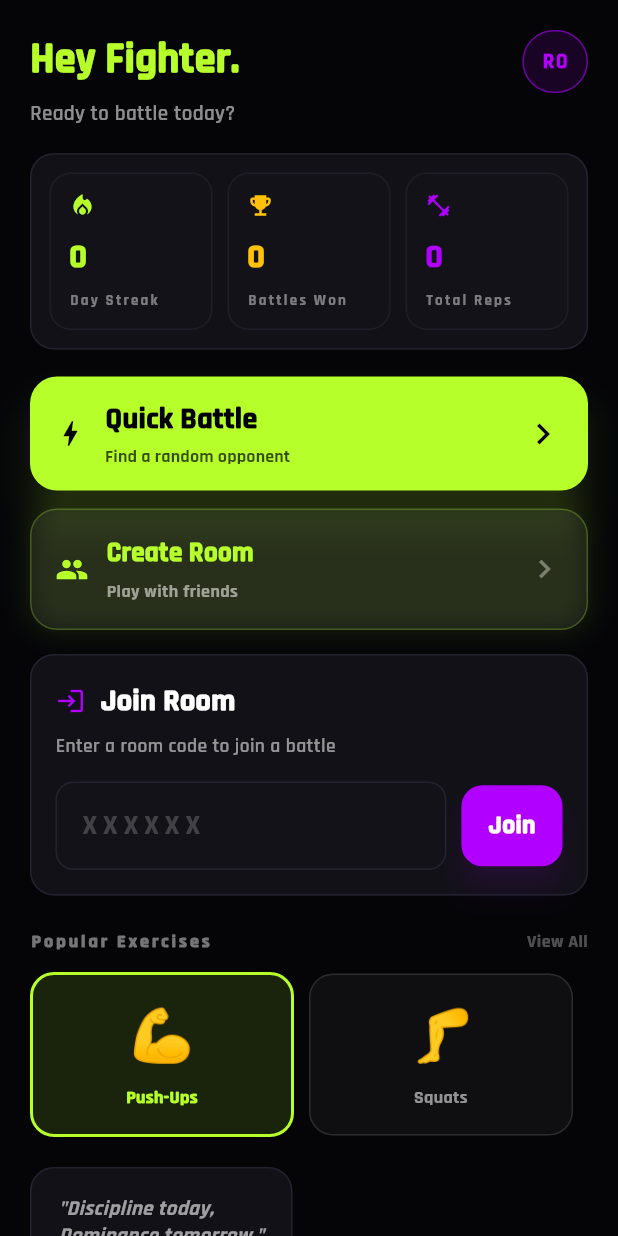
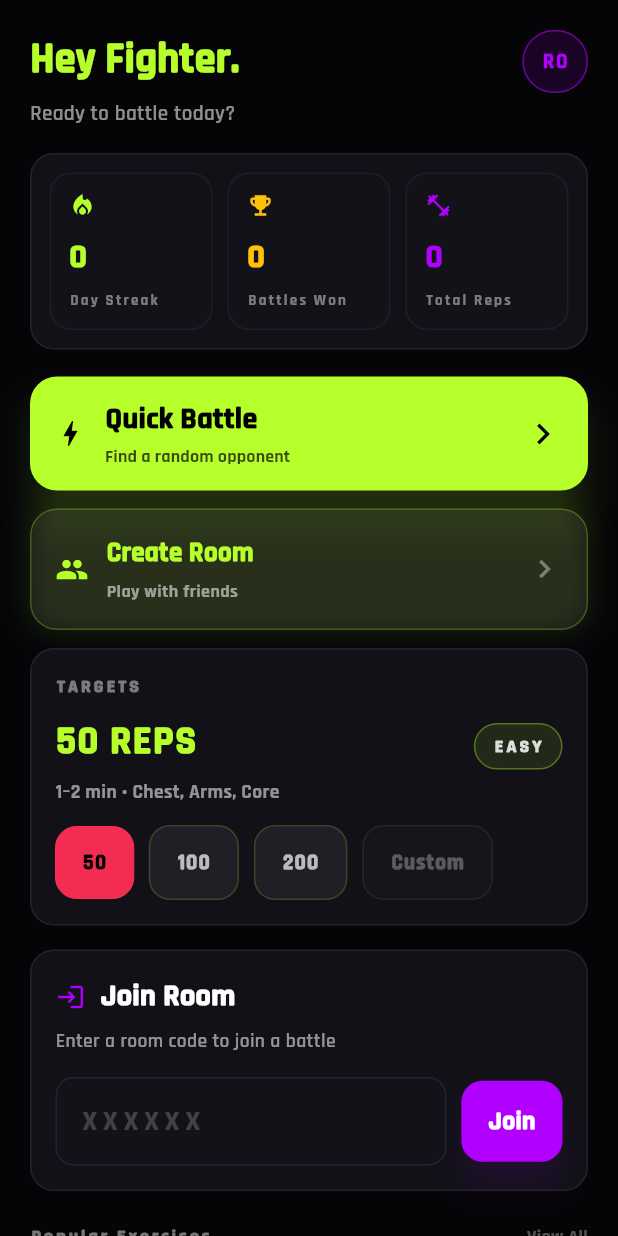
Before and after one commit to Yogesh-Chandra-007/FitBattle, a Flutter app: the BattleZoneScreen screen opened directly, on a phone screen of 412 x 824 dp. Run offline on Flutter 3.47's test engine with Material 3 defaults, Android fonts, the phone set to English and light mode, and no system bars; drawn by our look-alikes of flutter_animate; our stand-ins replace camera, firebase_auth, firebase_core, firebase_database, google_fonts, shared_preferences and 1 more; missing offline and left inert: google_mlkit_pose_detection; accounts and stored records are empty.

Commit message:
Complete cyberpunk battle UI polish

```diff
--- a/lib/screens/battle_screen.dart
+++ b/lib/screens/battle_screen.dart
@@ -507,7 +507,7 @@ class _BattleScreenState extends State<BattleScreen> {
                   child: Column(
                     mainAxisSize: MainAxisSize.min,
                     children: [
-                      CircularProgressIndicator(color: CyberpunkColors.secondary),
+                      const CircularProgressIndicator(color: CyberpunkColors.secondary),
                       const SizedBox(height: 16),
                       Text(
                         'Initializing camera...',
--- a/lib/screens/battle_zone_screen.dart
+++ b/lib/screens/battle_zone_screen.dart
@@ -246,6 +246,8 @@ class _BattleZoneScreenState extends State<BattleZoneScreen> with TickerProvider
                   _buildQuickBattleBlock(cs),
                   const SizedBox(height: 12),
                   _buildCreateRoomTile(cs),
+                  const SizedBox(height: 12),
+                  _buildTargetRepsSelector(cs),
 
                   const SizedBox(height: 16),
 
@@ -350,7 +352,7 @@ class _BattleZoneScreenState extends State<BattleZoneScreen> with TickerProvider
         ),
         child: Row(
           children: [
-            Icon(Icons.bolt, color: Colors.black, size: 22),
+            const Icon(Icons.bolt, color: Colors.black, size: 22),
             const SizedBox(width: 12),
             Expanded(
               child: Column(
```
Also changed, not shown: lib/screens/welcome_screen.dart (+11 -11 lines).
